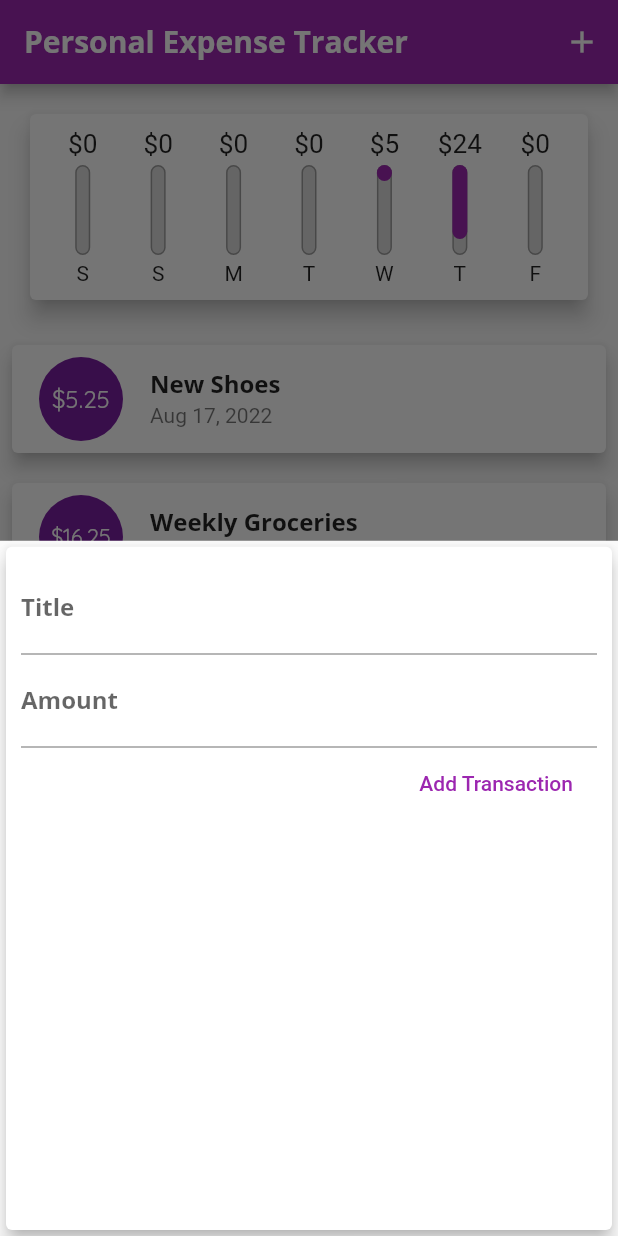
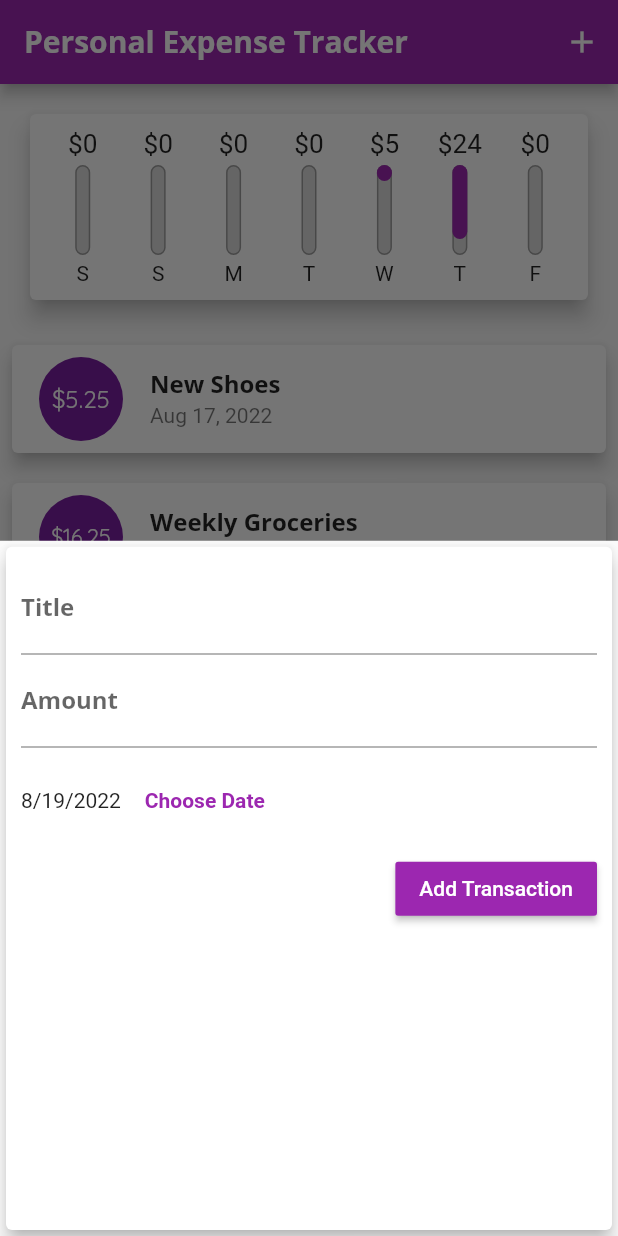
Before and after one commit to erwinmacaraig/flutter-expense-tracker, a Flutter app: the screen it shows after launch, after a tap on the "add" icon, on a phone screen of 412 x 824 dp. Run offline on Flutter 3.47's test engine with Material 2 defaults, Android fonts, the phone set to English and light mode, and no system bars.

Commit message:
inplemented calendar widget

```diff
--- a/lib/main.dart
+++ b/lib/main.dart
@@ -19,11 +19,16 @@ class MyApp extends StatelessWidget {
           accentColor: Colors.amber,
           fontFamily: 'Quicksand',
           textTheme: ThemeData.light().textTheme.copyWith(
-              titleMedium: TextStyle(
+                titleMedium: const TextStyle(
                   fontFamily: 'OpenSans',
                   fontWeight: FontWeight.bold,
-                  fontSize: 16)),
-          appBarTheme: AppBarTheme(
+                  fontSize: 16,
+                ),
+                //   button: TextStyle(
+                //     color: Colors.white,
+                //   ),
+              ),
+          appBarTheme: const AppBarTheme(
               titleTextStyle: TextStyle(
                   fontFamily: 'OpenSans',
                   fontSize: 20,
@@ -70,12 +75,12 @@ class _MyHomePageState extends State<MyHomePage> {
     }).toList();
   }
 
-  void _addNewTransaction(String title, double amount) {
+  void _addNewTransaction(String title, double amount, DateTime chosenDate) {
     final newTx = Transaction(
         id: DateTime.now().toString(),
         title: title,
         amount: amount,
-        date: DateTime.now());
+        date: chosenDate);
 
     setState(() {
       _userTransactions.add(newTx);
--- a/lib/widgets/new_transaction.dart
+++ b/lib/widgets/new_transaction.dart
@@ -1,4 +1,5 @@
 import 'package:flutter/material.dart';
+import 'package:intl/intl.dart';
 
 class NewTransaction extends StatefulWidget {
   final Function addTx;
@@ -11,20 +12,43 @@ class NewTransaction extends StatefulWidget {
 
 class _NewTransactionState extends State<NewTransaction> {
   final titleController = TextEditingController();
-
   final amountController = TextEditingController();
+  DateTime _selectedDate = DateTime.now();
 
   void submitData() {
+    if (amountController.text.isEmpty) {
+      return;
+    }
     final enteredTitle = titleController.text;
     final enteredAmount = double.parse(amountController.text);
 
-    if (enteredTitle.isEmpty || enteredAmount <= 0) {
+    if (enteredTitle.isEmpty || enteredAmount <= 0 || _selectedDate == null) {
       return;
     }
-    widget.addTx(enteredTitle, enteredAmount);
+    widget.addTx(enteredTitle, enteredAmount, _selectedDate);
 
     Navigator.of(context).pop(); // closes the top most widget
     // available na yung context kasi ini extend na natin yung State
+  }
+
+  void _presentDatePicker() {
+    showDatePicker(
+      // function used to show an overlay datepicker on the screen
+      context: context,
+      initialDate: DateTime.now(), firstDate: DateTime(2022),
+      lastDate: DateTime.now(),
+    ).then((pickedDate) {
+      if (pickedDate == null) {
+        return;
+      } else {
+        setState(() {
+          _selectedDate = pickedDate;
+        });
+      }
+    });
+    // showDatePicker returns a Future, this is from Dart,
+    // Futures are classes that allows us to get a value from a future such as HTTP Request
+    //
   }
 
   @override
@@ -49,10 +73,29 @@ class _NewTransactionState extends State<NewTransaction> {
               labelText: 'Amount',
             ),
           ),
-          FlatButton(
-            textColor: Colors.purple,
+          Container(
+            height: 70,
+            child: Row(
+              children: [
+                Text(_selectedDate == null
+                    ? 'No Date Chosen'
+                    : DateFormat.yMd().format(_selectedDate)),
+                FlatButton(
+                  onPressed: _presentDatePicker,
+                  textColor: Theme.of(context).primaryColor,
+                  child: Text(
+                    'Choose Date',
+                    style: TextStyle(fontWeight: FontWeight.bold),
+                  ),
+                )
+              ],
+            ),
+          ),
+          RaisedButton(
+            textColor: Colors.white,
+            color: Theme.of(context).primaryColor,
+            onPressed: submitData,
             child: const Text('Add Transaction'),
-            onPressed: submitData,
           )
         ]),
       ),
```
